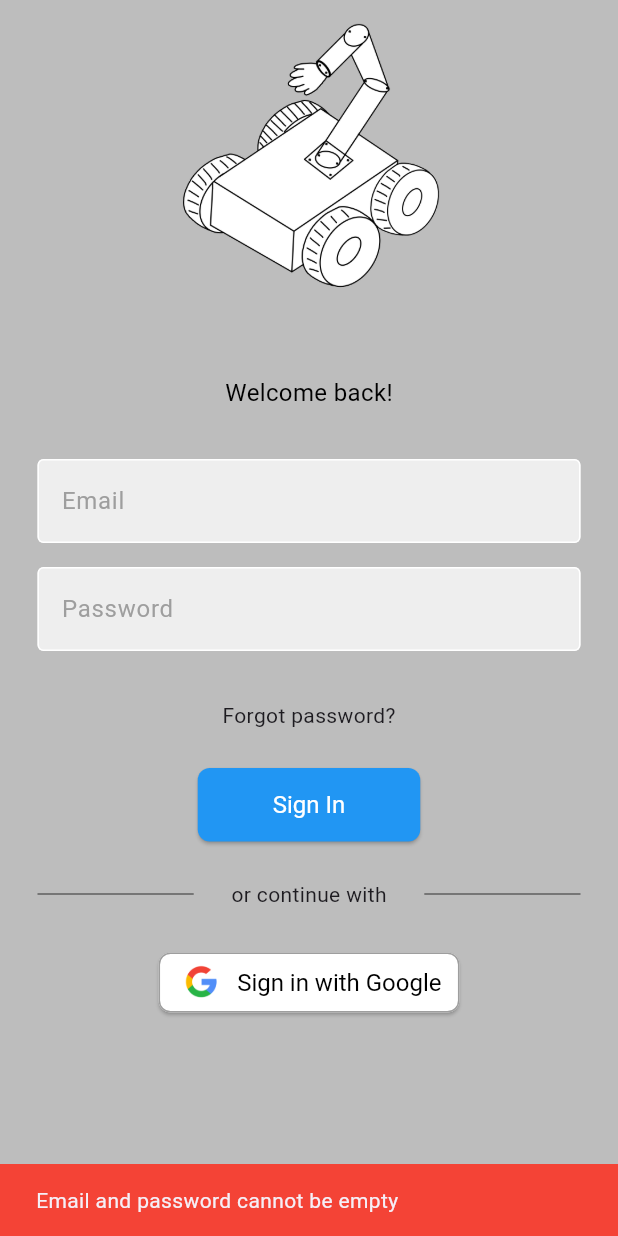
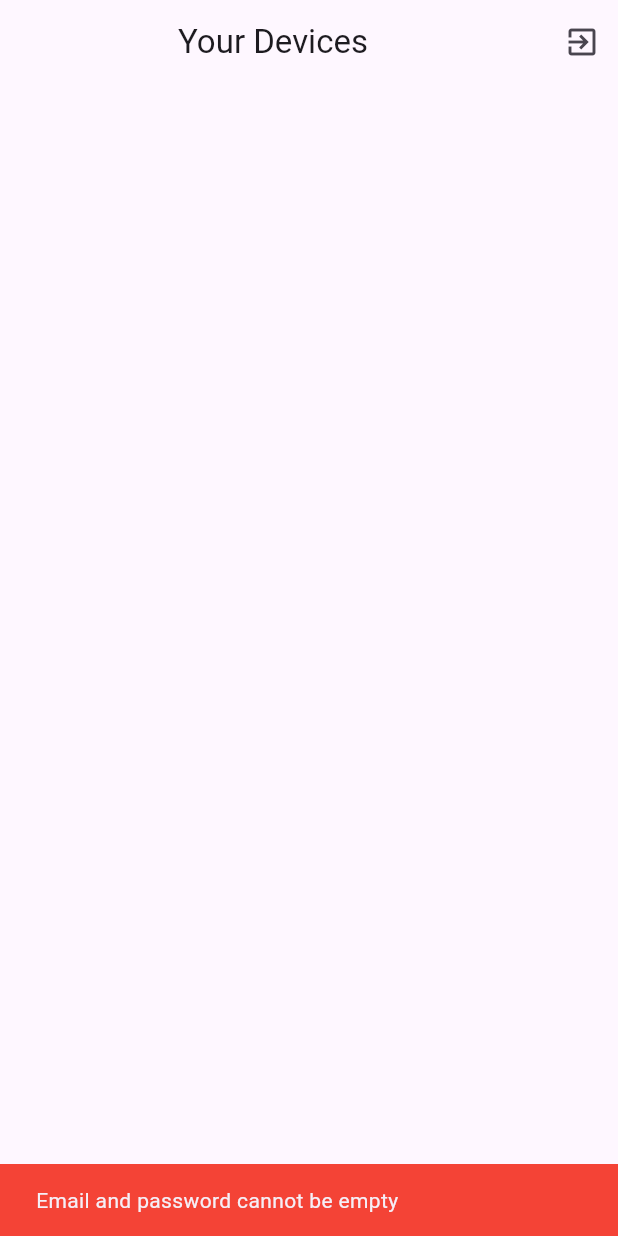
Before and after one commit to yesenia4022/Microcontrollers, a Flutter app: the screen it shows after launch, after a tap on "Sign In", on a phone screen of 412 x 824 dp. Run offline on Flutter 3.47's test engine with Material 3 defaults, Android fonts, the phone set to English and light mode, and no system bars; our stand-ins replace firebase_auth, firebase_core; accounts and stored records are empty.

Commit message:
Implemented navigation to next screen; Up next: implementing logout + options for user

```diff
--- a/projects/asar_front_app/asar_app/lib/main.dart
+++ b/projects/asar_front_app/asar_app/lib/main.dart
@@ -1,7 +1,10 @@
+import 'package:asar_app/screens/device_screen.dart';
+import 'package:asar_app/screens/login_screen.dart';
 import 'package:flutter/material.dart';
 import 'package:firebase_core/firebase_core.dart';
-import 'login_screen/login_screen.dart';
 import 'dart:io';
+
+final GlobalKey<NavigatorState> navigatorKey = GlobalKey<NavigatorState>();
 
 void main() async {
   WidgetsFlutterBinding.ensureInitialized();
@@ -24,11 +27,12 @@
   Widget build(BuildContext context) {
     return MaterialApp(
       title: 'ASAR App',
-      theme: ThemeData(
-        colorScheme: ColorScheme.fromSeed(seedColor: Colors.deepPurple),
-        useMaterial3: true,
-      ),
-      home: LoginScreen(),
+      navigatorKey: navigatorKey, // Assign the navigator key
+      initialRoute: '/',
+      routes: {
+        '/': (context) => LoginScreen(),
+        '/devices': (context) => DeviceScreen(),
+      },
     );
   }
 }
--- /dev/null
+++ b/projects/asar_front_app/asar_app/lib/screens/device_screen.dart
@@ -0,0 +1,29 @@
+import 'package:flutter/material.dart';
+import 'package:firebase_auth/firebase_auth.dart';
+
+final GlobalKey<NavigatorState> navigatorKey = GlobalKey<NavigatorState>();
+
+class DeviceScreen extends StatelessWidget {
+  @override
+  Widget build(BuildContext context) {
+    return Scaffold(
+      appBar: AppBar(
+        title: Center(child: Text('Your Devices')),
+        actions: <Widget>[
+          IconButton(
+            icon: Icon(Icons.exit_to_app),
+            tooltip: 'Log Out',
+            onPressed: () async {
+              // Logic that causes the user to sign out
+              await FirebaseAuth.instance.signOut();
+
+              // Log user out (login page :3)
+              navigatorKey.currentState?.pushReplacementNamed('/');
+            },
+          ),
+        ],
+        automaticallyImplyLeading: false,
+      ),
+    );
+  }
+}
--- a/projects/asar_front_app/asar_app/lib/login_screen/login_screen.dart
+++ b/projects/asar_front_app/asar_app/lib/screens/login_screen.dart
@@ -1,9 +1,9 @@
 import 'package:flutter/material.dart';
 import 'package:firebase_auth/firebase_auth.dart';
-//import 'package:google_sign_in/google_sign_in.dart';
 import 'other/my_text.dart';
 import 'other/sign_button.dart';
 import 'other/my_square.dart';
+//import 'package:google_sign_in/google_sign_in.dart';
 
 class LoginScreen extends StatefulWidget {
   const LoginScreen({super.key});
@@ -76,9 +76,14 @@ class _LoginScreenState extends State<LoginScreen> {
 
                 SignButton(
                   text: 'Sign In',
-                  onPressed: signInLogic,
-                    // Implement what happens when the button is pressed
-                    // For example, validate form and sign in the user
+                  //onPressed: signInLogic,
+                  onPressed: (){
+                    signInLogic().then((_) {
+                      Navigator.pushNamed(context, '/devices');
+                    }).catchError((error) {
+                      print('Error during sign in: $error');
+                    });
+                  },
                 ),
 
                 const SizedBox(height: 25),
```
Also changed, not shown: projects/asar_front_app/asar_app/lib/screens/other/my_square.dart (renamed from projects/asar_front_app/asar_app/lib/login_screen/other/my_square.dart), projects/asar_front_app/asar_app/lib/screens/other/my_text.dart (renamed from projects/asar_front_app/asar_app/lib/login_screen/other/my_text.dart), projects/asar_front_app/asar_app/lib/screens/other/sign_button.dart (renamed from projects/asar_front_app/asar_app/lib/login_screen/other/sign_button.dart).
